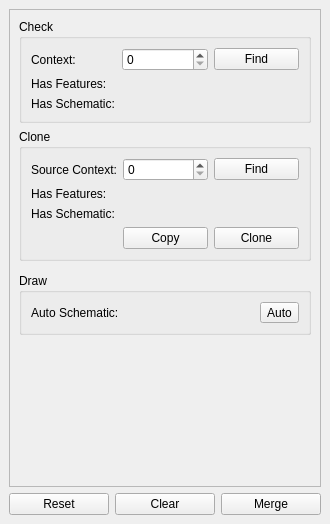
The window that src/schematic_dock_base.ui (lparchaeology/ArkPlan) describes before a commit, drawn with Qt 5.
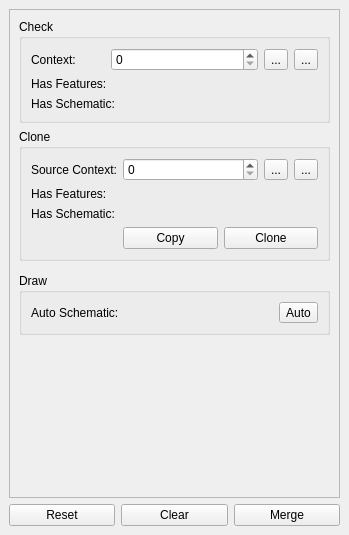
The same window after the commit. Icons and pictures are not drawn. Custom widgets are drawn as their Qt base class.

Commit message: Add Zoom To Item feature to Schematic Dock

```diff
--- a/src/schematic_dock_base.ui
+++ b/src/schematic_dock_base.ui
@@ -6,8 +6,8 @@
    <rect>
     <x>0</x>
     <y>0</y>
-    <width>330</width>
-    <height>524</height>
+    <width>349</width>
+    <height>535</height>
    </rect>
   </property>
   <property name="windowTitle">
@@ -31,8 +31,8 @@
         <rect>
          <x>0</x>
          <y>0</y>
-         <width>304</width>
-         <height>430</height>
+         <width>323</width>
+         <height>441</height>
         </rect>
        </property>
        <layout class="QVBoxLayout" name="verticalLayout">
@@ -42,13 +42,6 @@
            <string>Check</string>
           </property>
           <layout class="QGridLayout" name="gridLayout_5">
-           <item row="1" column="0" colspan="2">
-            <widget class="QLabel" name="contextDataLabel">
-             <property name="text">
-              <string>Has Features:</string>
-             </property>
-            </widget>
-           </item>
            <item row="0" column="0">
             <widget class="QLabel" name="contextLabel">
              <property name="text">
@@ -59,21 +52,46 @@
              </property>
             </widget>
            </item>
-           <item row="0" column="1">
+           <item row="0" column="1" colspan="2">
             <widget class="QSpinBox" name="contextSpin">
              <property name="maximum">
               <number>99999</number>
              </property>
             </widget>
            </item>
-           <item row="0" column="2">
-            <widget class="QPushButton" name="findContextButton">
+           <item row="0" column="3">
+            <widget class="QToolButton" name="findContextTool">
              <property name="text">
-              <string>Find</string>
+              <string>...</string>
              </property>
             </widget>
            </item>
-           <item row="1" column="2" alignment="Qt::AlignRight">
+           <item row="2" column="0" colspan="3">
+            <widget class="QLabel" name="contextSchematicLabel">
+             <property name="text">
+              <string>Has Schematic:</string>
+             </property>
+            </widget>
+           </item>
+           <item row="1" column="0" colspan="3">
+            <widget class="QLabel" name="contextDataLabel">
+             <property name="text">
+              <string>Has Features:</string>
+             </property>
+            </widget>
+           </item>
+           <item row="0" column="4">
+            <widget class="QToolButton" name="zoomContextTool">
+             <property name="text">
+              <string>...</string>
+             </property>
+             <property name="icon">
+              <iconset resource="resources.qrc">
+               <normaloff>:/plugins/ArkPlan/plan/zoomToItem.svg</normaloff>:/plugins/ArkPlan/plan/zoomToItem.svg</iconset>
+             </property>
+            </widget>
+           </item>
+           <item row="1" column="4" alignment="Qt::AlignHCenter">
             <widget class="QLabel" name="contextDataStatusLabel">
              <property name="maximumSize">
               <size>
@@ -89,7 +107,7 @@
              </property>
             </widget>
            </item>
-           <item row="2" column="2" alignment="Qt::AlignRight">
+           <item row="2" column="4" alignment="Qt::AlignHCenter">
             <widget class="QLabel" name="contextSchematicStatusLabel">
              <property name="text">
               <string/>
@@ -99,13 +117,6 @@
              </property>
             </widget>
            </item>
-           <item row="2" column="0" colspan="2">
-            <widget class="QLabel" name="contextSchematicLabel">
-             <property name="text">
-              <string>Has Schematic:</string>
-             </property>
-            </widget>
-           </item>
           </layout>
          </widget>
         </item>
@@ -115,7 +126,7 @@
            <string>Clone</string>
           </property>
           <layout class="QGridLayout" name="gridLayout_3">
-           <item row="2" column="2" alignment="Qt::AlignRight">
+           <item row="3" column="4" alignment="Qt::AlignHCenter">
             <widget class="QLabel" name="sourceSchematicStatusLabel">
              <property name="maximumSize">
               <size>
@@ -131,6 +142,40 @@
              </property>
             </widget>
            </item>
+           <item row="2" column="4" alignment="Qt::AlignHCenter">
+            <widget class="QLabel" name="sourceDataStatusLabel">
+             <property name="maximumSize">
+              <size>
+               <width>16</width>
+               <height>16</height>
+              </size>
+             </property>
+             <property name="text">
+              <string/>
+             </property>
+             <property name="pixmap">
+              <pixmap resource="resources.qrc">:/plugins/ArkPlan/plan/statusUnknown.png</pixmap>
+             </property>
+            </widget>
+           </item>
+           <item row="4" column="1" colspan="4">
+            <layout class="QHBoxLayout" name="horizontalLayout">
+             <item>
+              <widget class="QPushButton" name="copySourceButton">
+               <property name="text">
+                <string>Copy</string>
+               </property>
+              </widget>
+             </item>
+             <item>
+              <widget class="QPushButton" name="cloneSourceButton">
+               <property name="text">
+                <string>Clone</string>
+               </property>
+              </widget>
+             </item>
+            </layout>
+           </item>
            <item row="0" column="0">
             <widget class="QLabel" name="sourceContextLabel">
              <property name="text">
@@ -141,64 +186,49 @@
              </property>
             </widget>
            </item>
-           <item row="2" column="0" colspan="2">
+           <item row="0" column="4">
+            <widget class="QToolButton" name="zoomSourceTool">
+             <property name="text">
+              <string>...</string>
+             </property>
+             <property name="icon">
+              <iconset resource="resources.qrc">
+               <normaloff>:/plugins/ArkPlan/plan/zoomToItem.svg</normaloff>:/plugins/ArkPlan/plan/zoomToItem.svg</iconset>
+             </property>
+            </widget>
+           </item>
+           <item row="0" column="3">
+            <widget class="QToolButton" name="findSourceTool">
+             <property name="text">
+              <string>...</string>
+             </property>
+             <property name="icon">
+              <iconset resource="resources.qrc">
+               <normaloff>:/plugins/ArkPlan/plan/search.svg</normaloff>:/plugins/ArkPlan/plan/search.svg</iconset>
+             </property>
+            </widget>
+           </item>
+           <item row="0" column="1" colspan="2">
+            <widget class="QSpinBox" name="sourceContextSpin">
+             <property name="maximum">
+              <number>99999</number>
+             </property>
+            </widget>
+           </item>
+           <item row="3" column="0" colspan="4">
             <widget class="QLabel" name="sourceSchematicLabel">
              <property name="text">
               <string>Has Schematic:</string>
              </property>
             </widget>
            </item>
-           <item row="1" column="0" colspan="2">
+           <item row="2" column="0" colspan="4">
             <widget class="QLabel" name="sourceDataLabel">
              <property name="text">
               <string>Has Features:</string>
              </property>
             </widget>
            </item>
-           <item row="1" column="2" alignment="Qt::AlignRight">
-            <widget class="QLabel" name="sourceDataStatusLabel">
-             <property name="maximumSize">
-              <size>
-               <width>16</width>
-               <height>16</height>
-              </size>
-             </property>
-             <property name="text">
-              <string/>
-             </property>
-             <property name="pixmap">
-              <pixmap resource="resources.qrc">:/plugins/ArkPlan/plan/statusUnknown.png</pixmap>
-             </property>
-            </widget>
-           </item>
-           <item row="0" column="1">
-            <widget class="QSpinBox" name="sourceContextSpin">
-             <property name="maximum">
-              <number>99999</number>
-             </property>
-            </widget>
-           </item>
-           <item row="3" column="1">
-            <widget class="QPushButton" name="copySourceButton">
-             <property name="text">
-              <string>Copy</string>
-             </property>
-            </widget>
-           </item>
-           <item row="0" column="2">
-            <widget class="QPushButton" name="findSourceButton">
-             <property name="text">
-              <string>Find</string>
-             </property>
-            </widget>
-           </item>
-           <item row="3" column="2">
-            <widget class="QPushButton" name="cloneSourceButton">
-             <property name="text">
-              <string>Clone</string>
-             </property>
-            </widget>
-           </item>
           </layout>
          </widget>
         </item>
```
Left out of the diff: 4 changed lines with no effect on the pictures. The commit also changes 7 other files.
